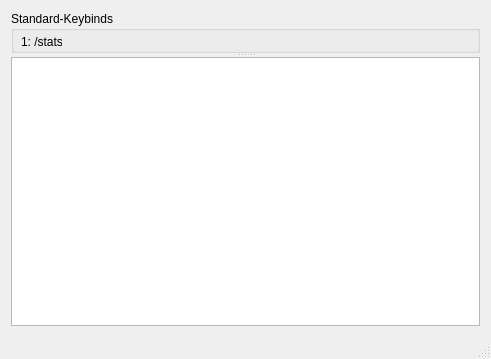
First picture: the form in Keybinder/MainWindow.ui, repository agrippa1994/Keybinder, before the edit.
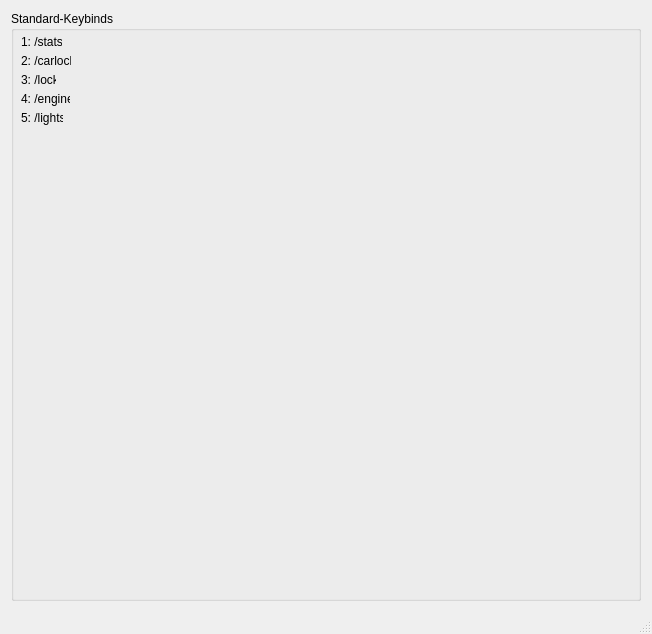
Second picture: the form after the edit.

What changed in the file:
```diff
--- a/Keybinder/MainWindow.ui
+++ b/Keybinder/MainWindow.ui
@@ -9,8 +9,8 @@
    <rect>
     <x>0</x>
     <y>0</y>
-    <width>491</width>
-    <height>359</height>
+    <width>652</width>
+    <height>634</height>
    </rect>
   </property>
   <property name="windowTitle">
@@ -19,10 +19,6 @@
   <widget class="QWidget" name="centralWidget">
    <layout class="QGridLayout" name="gridLayout">
     <item row="0" column="0">
-     <widget class="QSplitter" name="splitter">
-      <property name="orientation">
-       <enum>Qt::Vertical</enum>
-      </property>
       <widget class="QGroupBox" name="groupBox">
        <property name="title">
         <string>Standard-Keybinds</string>
@@ -92,8 +88,6 @@
          <string>5: /lights</string>
         </property>
        </widget>
-      </widget>
-      <widget class="QTextBrowser" name="textBrowser"/>
      </widget>
     </item>
    </layout>
```
Lines whose indentation alone changed are shown as unchanged.
